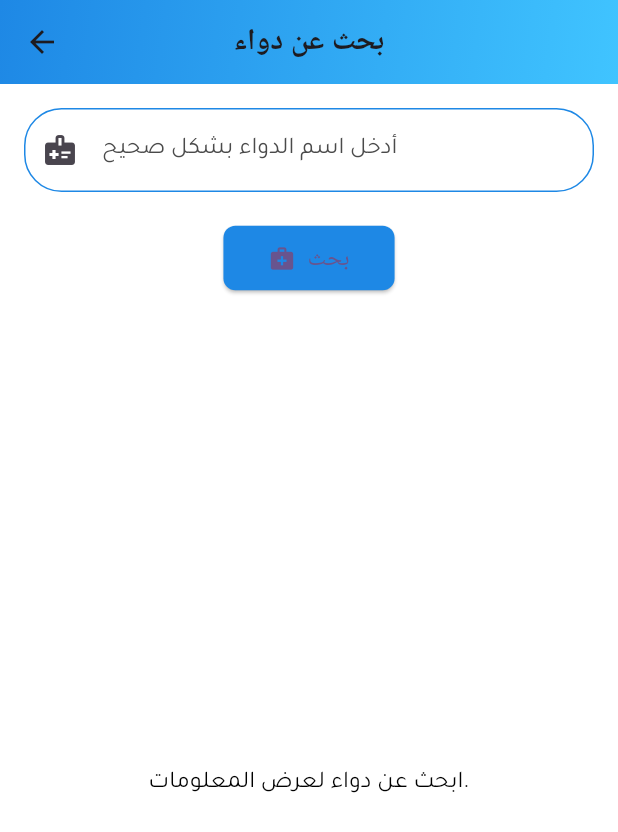
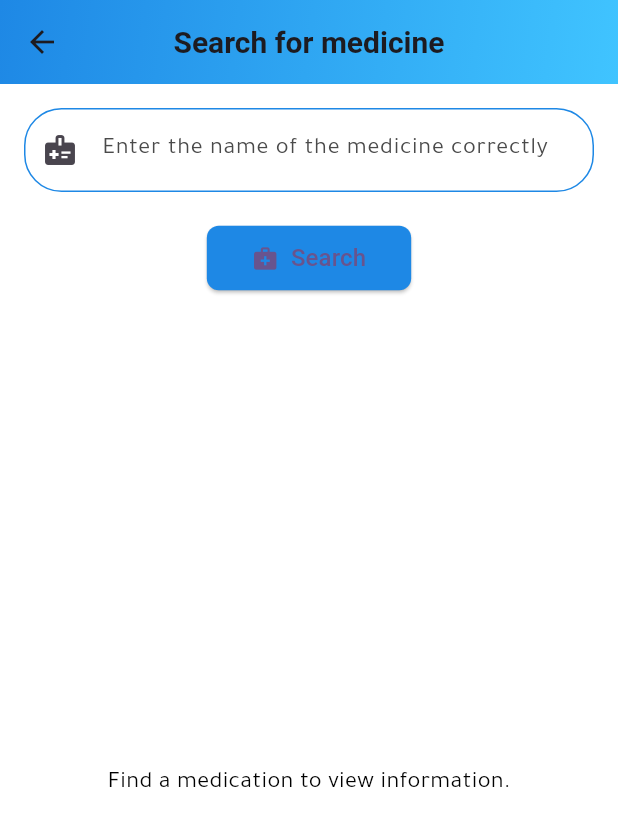
Before and after one commit to mutie3/care-clinics, a Flutter app: the DrugInfoSearchPage screen opened directly, on a phone screen of 412 x 824 dp. Shown: the top 832 px of the screen. Run offline on Flutter 3.47's test engine with Material 3 defaults, Android fonts, the phone set to English and light mode, and no system bars; our stand-ins replace bloc, cloud_firestore, file_picker, firebase_auth, firebase_core, firebase_storage and 16 more; accounts and stored records are empty; project files that could hold a hidden picture were left out.

Commit message:
some_add_translation

```diff
--- a/lib/localization/locale.dart
+++ b/lib/localization/locale.dart
@@ -211,6 +211,37 @@ class MyLocale implements Translations {
           "199": "تم رفض أذونات الموقع بشكل دائم.",
           "200": "الموقع المحدد",
           "201": "الموقع المختار",
+          "202": "البحث عن الأدوية",
+          "203": "هذه المعلومة غير متوفره",
+          "204": "فشل تحميل الاقتراحات",
+          "205": "لا توجد نتائج",
+          "206": "فشل تحميل البيانات",
+          "207": "بحث عن دواء",
+          "208": "أدخل اسم الدواء بشكل صحيح",
+          "209": "بحث",
+          "210": "ابحث عن دواء لعرض المعلومات.",
+          "211": "أدخل اسم الدواء باللغة الإنجليزية بشكل صحيح!",
+          "212": "الاسم العام",
+          "213": "العلامة التجارية",
+          "214": "الغرض",
+          "215": "التحذيرات",
+          "216": "الجرعة",
+          "217": "لا توجد بيانات",
+          "218": "هذه المعلومة غير متوفره, ستتوفر قريباً",
+          "219": "تم إرسال التقييم بنجاح!",
+          "220": "قم بتقييم موعدك",
+          "221":
+              "ملاحظاتك مجهولة المصدر وتساعدنا على تحسين الخدمة. نحن نقدر صدقك!",
+          "222": "يرجى تقييم موعدك:",
+          "223": "عن التطبيق",
+          "224":
+              "تطبيقنا يتيح لك سهولة البحث عن العيادات الطبية، عرض التفاصيل، وحجز المواعيد بكل سهولة.",
+          "225": "الشات بوت الطبي",
+          "226":
+              "تواصل مع الشات بوت الخاص بنا للإجابة على استفساراتك الصحية بشكل فوري وموثوق.",
+          "227": "موسوعة الأدوية",
+          "228":
+              "اكتشف معلومات شاملة عن الأدوية، الجرعات، والتفاعلات الدوائية في موسوعتنا الطبية.",
         },
         "en": {
           "1": "HomePage",
@@ -421,6 +452,37 @@ class MyLocale implements Translations {
           "199": "Location permissions are permanently denied.",
           "200": "selectedLocation",
           "201": "Selected Location",
+          "202": "Search for medicines",
+          "203": "This information is not available.",
+          "204": "Failed to load suggestions",
+          "205": "No results found",
+          "206": "Data loading failed",
+          "207": "Search for medicine",
+          "208": "Enter the name of the medicine correctly",
+          "209": "Search",
+          "210": "Find a medication to view information.",
+          "211": "Enter the name of the medicine in English correctly!",
+          "212": "Common name",
+          "213": "Brand",
+          "214": "Purpose",
+          "215": "Warnings",
+          "216": "Dosage",
+          "217": "There are no data",
+          "218": "This information is not available, it will be available soon",
+          "219": "Rating submitted successfully!",
+          "220": "Rate Your Appointment",
+          "221":
+              "Your feedback is anonymous and helps us improve the service. We appreciate your honesty!",
+          "222": "Please rate your appointment:",
+          "223": "About the application",
+          "224":
+              "Our app allows you to easily search for medical clinics, view details, and book appointments with ease.",
+          "225": "Medical ChatBot",
+          "226":
+              "Connect with our chatbot to get your health queries answered instantly and reliably.",
+          "227": "Encyclopedia of Medicines",
+          "228":
+              "Find comprehensive information about medications, dosages, and drug interactions in our medical encyclopedia.",
         }
       };
 }
--- a/lib/screens/drug_info_page.dart
+++ b/lib/screens/drug_info_page.dart
@@ -1,5 +1,6 @@
 import 'dart:convert';
 import 'package:flutter/material.dart';
+import 'package:get/get.dart';
 import 'package:http/http.dart' as http;
 import 'package:provider/provider.dart';
 import 'dart:async';
@@ -40,7 +41,7 @@ class DrugInfoSearchPageState extends State<DrugInfoSearchPage> {
         List<String> suggestions = [];
         for (var drug in data['results']) {
           if (drug['brand_name'] != null) {
-            suggestions.add(drug['brand_name'][0] ?? 'هذه المعلومة غير متوفره');
+            suggestions.add(drug['brand_name'][0] ?? '203'.tr);
           }
         }
         return suggestions;
@@ -48,7 +49,7 @@ class DrugInfoSearchPageState extends State<DrugInfoSearchPage> {
         return [];
       }
     } else {
-      throw Exception('فشل تحميل الاقتراحات');
+      throw Exception('204'.tr);
     }
   }
 
@@ -63,10 +64,10 @@ class DrugInfoSearchPageState extends State<DrugInfoSearchPage> {
       if (data['results'] != null && data['results'].isNotEmpty) {
         return data['results'][0];
       } else {
-        throw Exception('لا توجد نتائج');
+        throw Exception('205'.tr);
       }
     } else {
-      throw Exception('فشل تحميل البيانات');
+      throw Exception('206'.tr);
     }
   }
 
@@ -105,9 +106,9 @@ class DrugInfoSearchPageState extends State<DrugInfoSearchPage> {
 
     return Scaffold(
       appBar: AppBar(
-        title: const Text(
-          "بحث عن دواء",
-          style: TextStyle(fontSize: 20, fontWeight: FontWeight.bold),
+        title: Text(
+          '207'.tr,
+          style: const TextStyle(fontSize: 20, fontWeight: FontWeight.bold),
         ),
         centerTitle: true,
         flexibleSpace: Container(
@@ -130,7 +131,7 @@ class DrugInfoSearchPageState extends State<DrugInfoSearchPage> {
           children: [
             CustomTextField(
               controller: _controller,
-              text: 'أدخل اسم الدواء بشكل صحيح',
+              text: '208'.tr,
               icon: const Icon(Icons.medical_information),
             ),
             const SizedBox(height: 20),
@@ -138,9 +139,9 @@ class DrugInfoSearchPageState extends State<DrugInfoSearchPage> {
               child: ElevatedButton.icon(
                 onPressed: searchDrug,
                 icon: const Icon(Icons.medical_services),
-                label: const Text(
-                  "بحث",
-                  style: TextStyle(fontSize: 16),
+                label: Text(
+                  '209'.tr,
+                  style: const TextStyle(fontSize: 16),
                 ),
                 style: ElevatedButton.styleFrom(
                   backgroundColor:
@@ -188,10 +189,10 @@ class DrugInfoSearchPageState extends State<DrugInfoSearchPage> {
             const SizedBox(height: 20),
             Expanded(
               child: drugData == null
-                  ? const Center(
+                  ? Center(
                       child: Text(
-                        "ابحث عن دواء لعرض المعلومات.",
-                        style: TextStyle(fontSize: 16),
+                        '210'.tr,
+                        style: const TextStyle(fontSize: 16),
                       ),
                     )
                   : FutureBuilder<Map<String, dynamic>>(
@@ -202,10 +203,10 @@ class DrugInfoSearchPageState extends State<DrugInfoSearchPage> {
                           return const Center(
                               child: CircularProgressIndicator());
                         } else if (snapshot.hasError) {
-                          return const Center(
+                          return Center(
                             child: Text(
-                              " !أدخل اسم الدواء بالإنجليزية بشكل صحيح",
-                              style: TextStyle(color: Colors.red),
+                              '211'.tr,
+                              style: const TextStyle(color: Colors.red),
                             ),
                           );
                         } else if (snapshot.hasData) {
@@ -221,17 +222,17 @@ class DrugInfoSearchPageState extends State<DrugInfoSearchPage> {
                               padding: const EdgeInsets.all(16),
                               children: [
                                 _buildDrugDetailTile(
-                                    "الاسم العام",
+                                    '212'.tr,
                                     drugInfo['generic_name']?.first,
                                     isDarkMode),
-                                _buildDrugDetailTile("العلامة التجارية",
+                                _buildDrugDetailTile('213'.tr,
                                     drugInfo['brand_name']?.first, isDarkMode),
-                                _buildDrugDetailTile("الغرض",
+                                _buildDrugDetailTile('214'.tr,
                                     drugInfo['purpose']?.first, isDarkMode),
-                                _buildDrugDetailTile("التحذيرات",
+                                _buildDrugDetailTile('215'.tr,
                                     drugInfo['warnings']?.first, isDarkMode),
                                 _buildDrugDetailTile(
-                                    "الجرعة",
+                                    '216'.tr,
                                     drugInfo['dosage_and_administration']
                                         ?.first,
                                     isDarkMode),
@@ -239,10 +240,10 @@ class DrugInfoSearchPageState extends State<DrugInfoSearchPage> {
                             ),
                           );
                         }
-                        return const Center(
+                        return Center(
                           child: Text(
-                            "لا توجد بيانات",
-                            style: TextStyle(fontSize: 16),
+                            '217'.tr,
+                            style: const TextStyle(fontSize: 16),
                           ),
                         );
                       },
@@ -270,7 +271,7 @@ class DrugInfoSearchPageState extends State<DrugInfoSearchPage> {
           ),
           const SizedBox(height: 4),
           Text(
-            value ?? 'هذه المعلومة غير متوفره, ستتوفر قريباً',
+            value ?? '218'.tr,
             style: TextStyle(
               fontSize: 14,
               color: isDarkMode ? Colors.white70 : Colors.black87,
--- a/lib/screens/profile_page.dart
+++ b/lib/screens/profile_page.dart
@@ -194,8 +194,7 @@ class UserProfileScreenState extends State<UserProfileScreen> {
                       builder: (context) => const UserAppointmentsPage()),
                 );
               }),
-              _buildInfoCard(
-                  Icons.medication_outlined, 'Search for medicines', '',
+              _buildInfoCard(Icons.medication_outlined, '202'.tr, '',
                   isDarkMode: isDarkMode, onTap: () {
                 Navigator.push(
                   context,
```
Also changed, not shown: lib/screens/home_page.dart (+6 -9 lines), lib/screens/rating_page.dart (+11 -10 lines).
